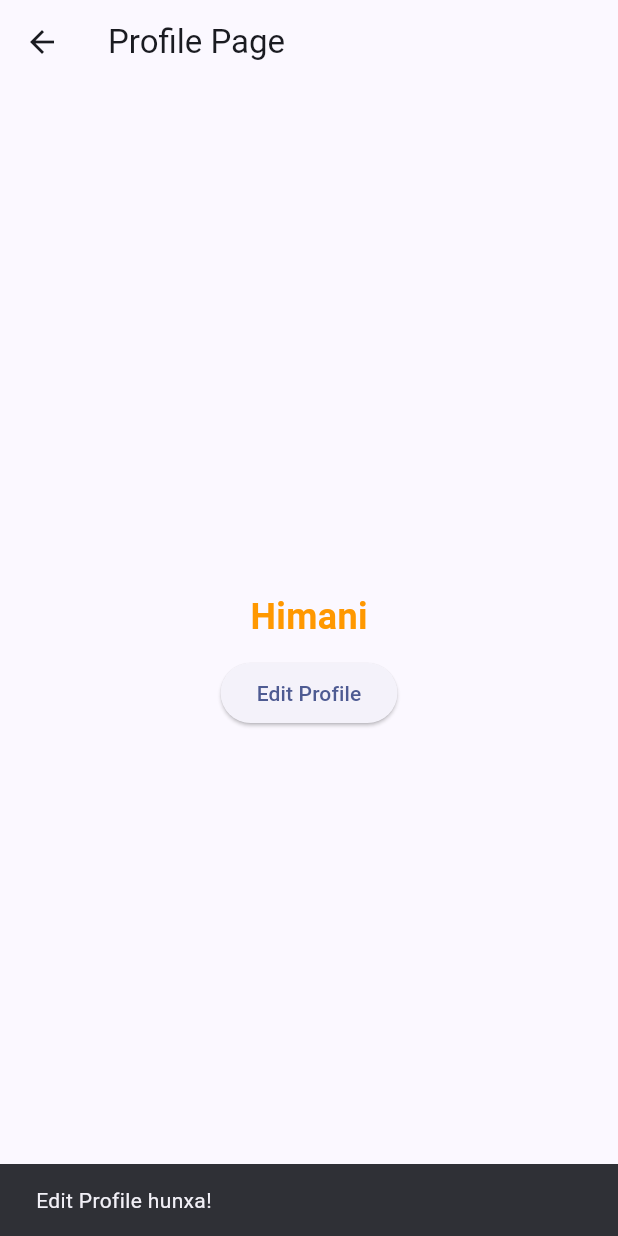
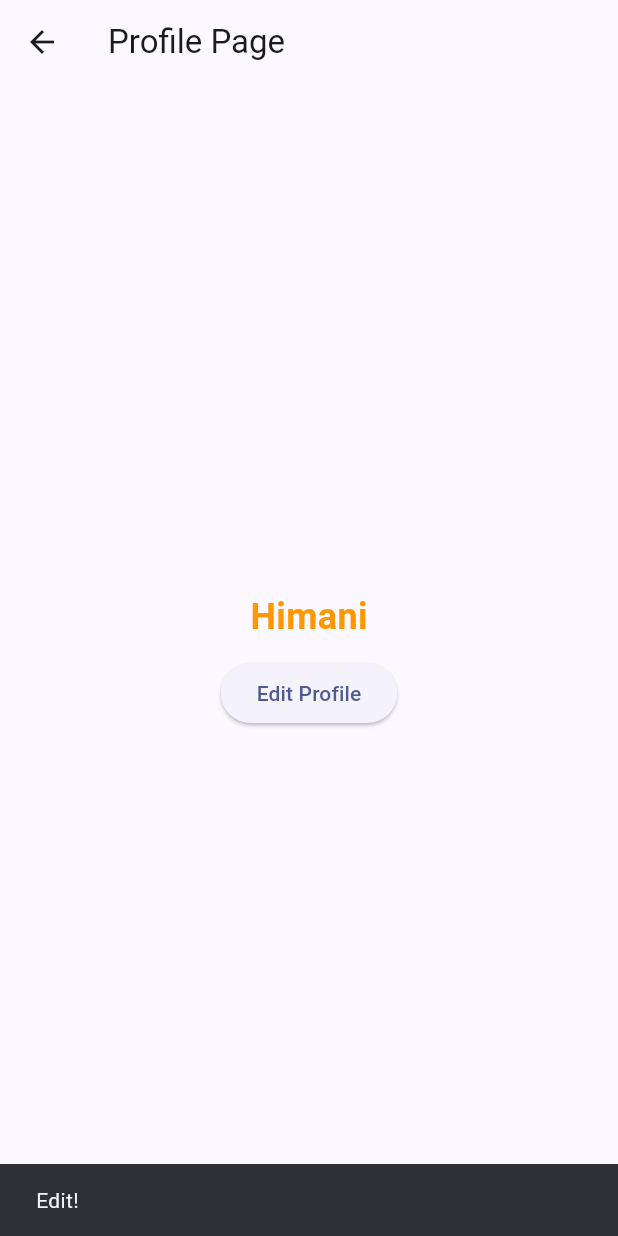
Before and after one commit to Himani204/todo_app, a Flutter app: the ProfilePage screen opened directly, after a tap on "Edit Profile", on a phone screen of 412 x 824 dp. Run offline on Flutter 3.47's test engine with Material 3 defaults, Android fonts, the phone set to English and light mode, and no system bars.

```diff
--- a/lib/screens/profile_page.dart
+++ b/lib/screens/profile_page.dart
@@ -27,9 +27,9 @@ class _ProfilePageState extends State<ProfilePage> {
             const SizedBox(height: 10),
             ElevatedButton(
               onPressed: () {
-                ScaffoldMessenger.of(context).showSnackBar(
-                  const SnackBar(content: Text('Edit Profile hunxa!')),
-                );
+                ScaffoldMessenger.of(
+                  context,
+                ).showSnackBar(const SnackBar(content: Text('Edit!')));
               },
               child: const Text('Edit Profile'),
             ),
```
